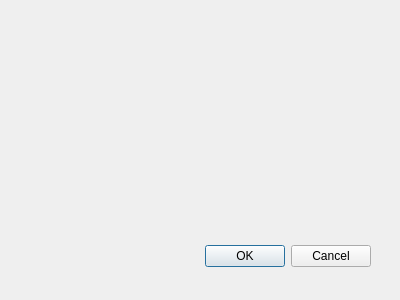
merito/kwatermistrz4000, file modifyhotelwindow.ui: the form before one commit.
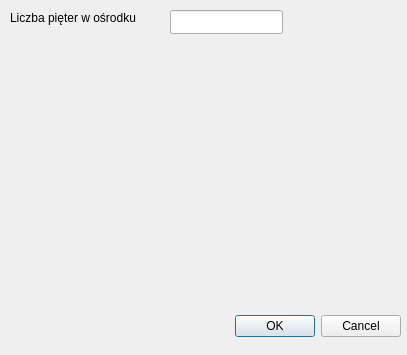
The form after the commit.

The edit to the form file:
```diff
--- a/modifyhotelwindow.ui
+++ b/modifyhotelwindow.ui
@@ -8,8 +8,8 @@
    <rect>
     <x>0</x>
     <y>0</y>
-    <width>400</width>
-    <height>300</height>
+    <width>407</width>
+    <height>355</height>
    </rect>
   </property>
   <property name="windowTitle">
@@ -18,8 +18,8 @@
   <widget name="buttonBox" class="QDialogButtonBox">
    <property name="geometry">
     <rect>
-     <x>30</x>
-     <y>240</y>
+     <x>60</x>
+     <y>310</y>
      <width>341</width>
      <height>32</height>
     </rect>
@@ -31,6 +31,40 @@
     <set>QDialogButtonBox::Cancel|QDialogButtonBox::Ok</set>
    </property>
   </widget>
+  <widget class="QLabel" name="label">
+   <property name="geometry">
+    <rect>
+     <x>10</x>
+     <y>10</y>
+     <width>161</width>
+     <height>16</height>
+    </rect>
+   </property>
+   <property name="text">
+    <string>Liczba pięter w ośrodku</string>
+   </property>
+  </widget>
+  <widget class="QLineEdit" name="lineEdit">
+   <property name="geometry">
+    <rect>
+     <x>170</x>
+     <y>10</y>
+     <width>113</width>
+     <height>24</height>
+    </rect>
+   </property>
+  </widget>
+  <widget class="QWidget" name="formLayoutWidget">
+   <property name="geometry">
+    <rect>
+     <x>10</x>
+     <y>40</y>
+     <width>391</width>
+     <height>161</height>
+    </rect>
+   </property>
+   <layout class="QFormLayout" name="formLayout"/>
+  </widget>
  </widget>
  <pixmapfunction/>
  <resources/>
```
Left out of the diff: 9 changed lines with no effect on the pictures.
